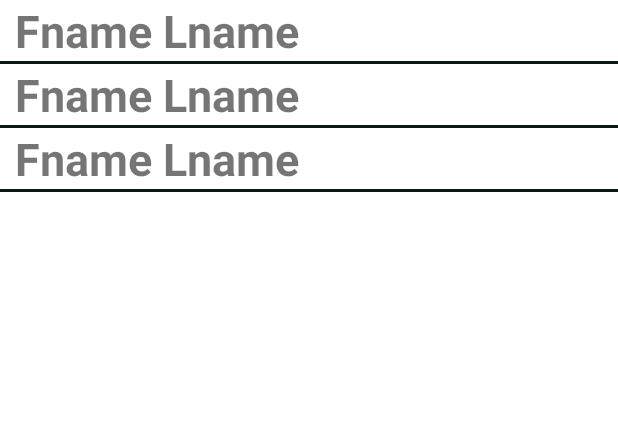
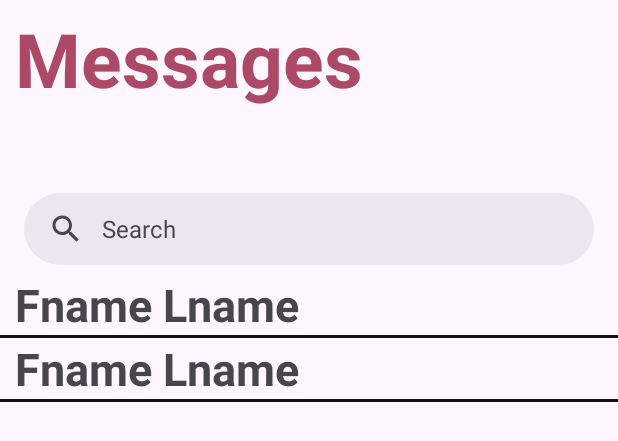
Before and after one commit to rayzhou4/awesomest-chat-app-kotlin, an Android app built with Jetpack Compose: the layout activity_main.xml on its own in the app's theme, with its tools: preview values and no code run, on a phone screen of 412 x 824 dp. Shown: the top 441 px of the screen. Run offline under Robolectric (Android 15) with nearby library versions, the light colour scheme and no system bars.

Commit message:
* Made Main Activity (Contacts/messages list) look more clean and have better UI * still need to implement search functionality

```diff
--- a/app/build.gradle.kts
+++ b/app/build.gradle.kts
@@ -67,5 +67,5 @@ dependencies {
     implementation("androidx.recyclerview:recyclerview:1.4.0")
     implementation("androidx.constraintlayout:constraintlayout:2.2.1")
 
-    implementation("com.google.android.material:material:1.14.0-alpha03")
+    implementation("com.google.android.material:material:1.13.0-rc01")
 }
--- a/app/src/main/res/layout/activity_main.xml
+++ b/app/src/main/res/layout/activity_main.xml
@@ -1,11 +1,32 @@
 <?xml version="1.0" encoding="utf-8"?>
-<androidx.constraintlayout.widget.ConstraintLayout xmlns:android="http://schemas.android.com/apk/res/android"
+<LinearLayout xmlns:android="http://schemas.android.com/apk/res/android"
     xmlns:app="http://schemas.android.com/apk/res-auto"
     xmlns:tools="http://schemas.android.com/tools"
-    android:orientation="vertical"
     android:layout_width="match_parent"
     android:layout_height="match_parent"
-    android:fitsSystemWindows="true">
+    android:fitsSystemWindows="true"
+    android:orientation="vertical">
+
+    <com.google.android.material.textview.MaterialTextView
+        android:layout_width="wrap_content"
+        android:layout_height="wrap_content"
+        android:layout_marginBottom="40dp"
+        android:layout_marginLeft="10dp"
+        android:layout_marginTop="5dp"
+        android:text="@string/messages"
+        android:textColor="@color/hot_pink"
+        android:textSize="50sp"
+        android:textStyle="bold" />
+
+    <androidx.coordinatorlayout.widget.CoordinatorLayout
+        android:layout_width="match_parent"
+        android:layout_height="match_parent">
+
+        <!-- NestedScrollingChild goes here (NestedScrollView, RecyclerView, etc.). -->
+        <androidx.core.widget.NestedScrollView
+            android:layout_width="match_parent"
+            android:layout_height="match_parent"
+            app:layout_behavior="@string/searchbar_scrolling_view_behavior">
 
             <androidx.recyclerview.widget.RecyclerView
                 android:id="@+id/userRecyclerView"
@@ -17,6 +38,37 @@
                 app:layout_constraintStart_toStartOf="parent"
                 app:layout_constraintTop_toTopOf="parent"
                 app:layout_constraintVertical_bias="0.0"
+                android:layout_marginTop="70dp"
                 tools:listitem="@layout/user_layout" />
 
-</androidx.constraintlayout.widget.ConstraintLayout>
+        </androidx.core.widget.NestedScrollView>
+
+        <com.google.android.material.appbar.AppBarLayout
+            android:layout_width="match_parent"
+            android:layout_height="wrap_content">
+
+            <com.google.android.material.search.SearchBar
+                android:id="@+id/search_bar"
+                android:layout_width="match_parent"
+                android:layout_height="48dp"
+                android:hint="@string/searchbar_hint"
+                app:forceDefaultNavigationOnClickListener="true"/>
+        </com.google.android.material.appbar.AppBarLayout>
+
+        <com.google.android.material.search.SearchView
+            android:id="@+id/search_view"
+            android:layout_width="match_parent"
+            android:layout_height="match_parent"
+            android:hint="@string/searchbar_hint"
+            app:layout_anchor="@id/search_bar">
+
+            <androidx.recyclerview.widget.RecyclerView
+                android:id="@+id/screen_content"
+                android:layout_width="match_parent"
+                android:layout_height="wrap_content"
+                android:padding="8dp"
+                tools:listitem="@layout/search_layout" />
+
+        </com.google.android.material.search.SearchView>
+    </androidx.coordinatorlayout.widget.CoordinatorLayout>
+</LinearLayout>
--- /dev/null
+++ b/app/src/main/res/menu/search_view_menu.xml
@@ -0,0 +1,4 @@
+<?xml version="1.0" encoding="utf-8"?>
+<menu xmlns:android="http://schemas.android.com/apk/res/android">
+    <item android:id="@+id/logout" android:title="helo"/>
+</menu>
--- /dev/null
+++ b/app/src/main/res/menu/searchbar_menu.xml
@@ -0,0 +1,4 @@
+<?xml version="1.0" encoding="utf-8"?>
+<menu xmlns:android="http://schemas.android.com/apk/res/android">
+    <item android:id="@+id/logout" android:title="helo"/>
+</menu>
--- a/app/src/main/res/values/strings.xml
+++ b/app/src/main/res/values/strings.xml
@@ -14,4 +14,6 @@
 
     <!-- Main Activity Strings -->
     <string name="messages">Messages</string>
+    <string name="searchbar_hint">Search</string>
+    <string name="search">Search</string>
 </resources>
--- a/app/src/main/res/values/themes.xml
+++ b/app/src/main/res/values/themes.xml
@@ -1,6 +1,6 @@
 <?xml version="1.0" encoding="utf-8"?>
 <resources xmlns:tools="http://schemas.android.com/tools">
 
-    <style name="Theme.AwesomeChatApp" parent="Theme.MaterialComponents.Light.NoActionBar">
+    <style name="Theme.AwesomeChatApp" parent="Theme.Material3.Light.NoActionBar">
     </style>
 </resources>
```
Also changed, not shown: app/src/main/java/com/example/awesomechatapp/MainActivity.kt (+36 -13 lines), app/src/main/res/layout/search_layout.xml (added, +23 -0 lines), app/src/main/res/menu/menu_main.xml (added, +9 -0 lines). Lines whose indentation alone changed are shown as unchanged.
